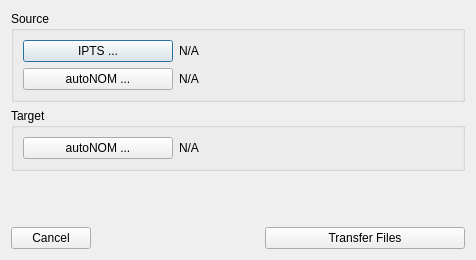
Qt form designer/ui_iptsFileTransfer.ui (neutrons/addie) before a commit.
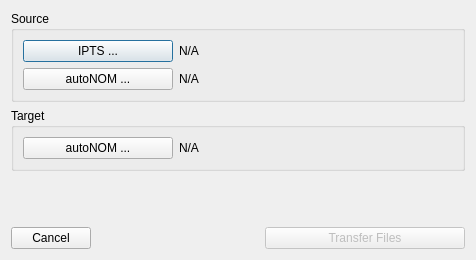
The same form after that commit.

Commit message: Implemented all buttons. Added JobStatusHandler to check status of job

Patch:
```diff
--- a/designer/ui_iptsFileTransfer.ui
+++ b/designer/ui_iptsFileTransfer.ui
@@ -147,6 +147,9 @@
      </item>
      <item>
       <widget class="QPushButton" name="transfer_button">
+       <property name="enabled">
+        <bool>false</bool>
+       </property>
        <property name="minimumSize">
         <size>
          <width>200</width>
```
Left out of the diff: 68 changed lines with no effect on the pictures. The commit also changes 2 other files.
